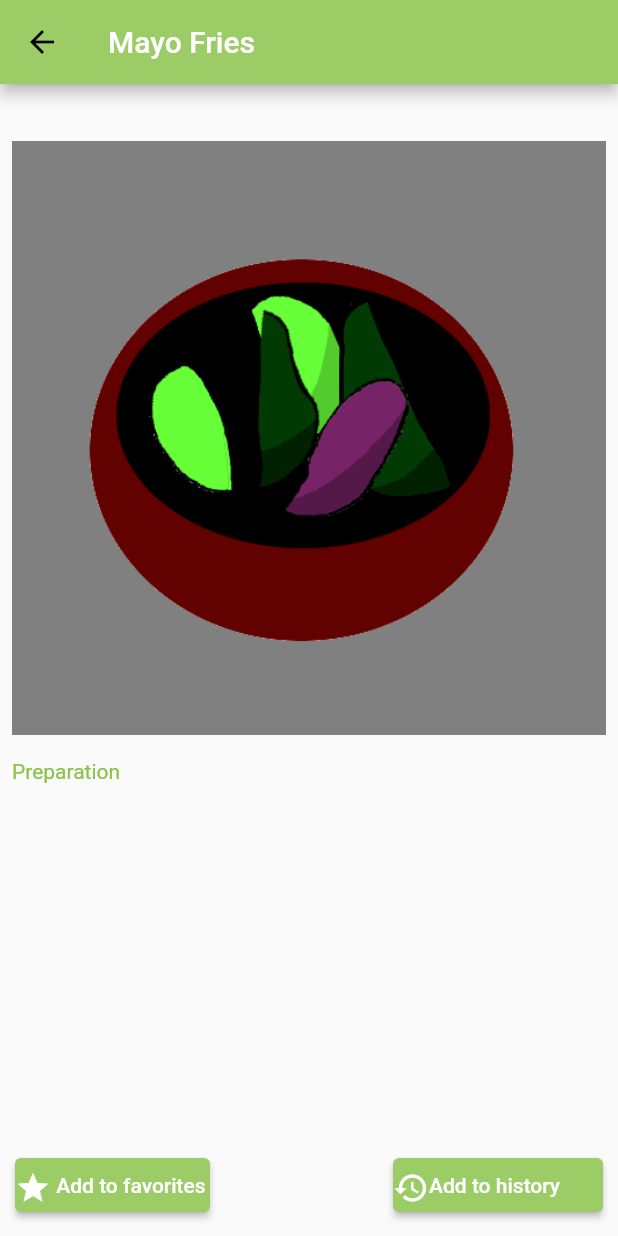
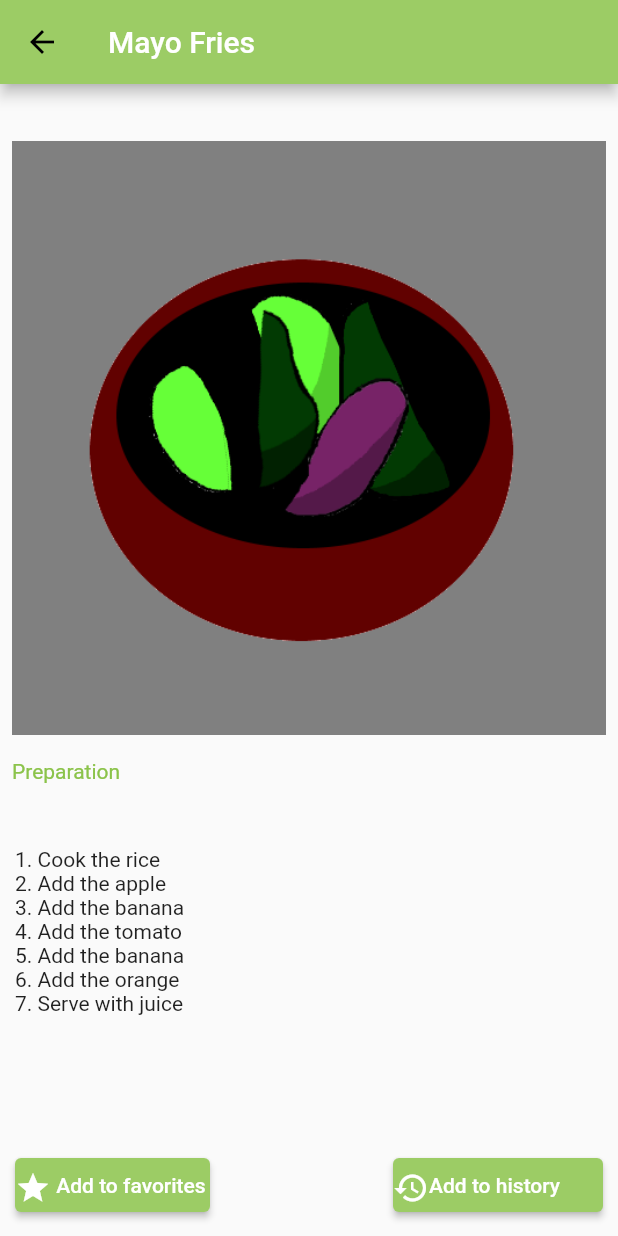
Before and after one commit to MouadhKh/helloFridge, a Flutter app: the SingleRecipePreparationLayout screen opened directly, on a phone screen of 412 x 824 dp. Run offline on Flutter 3.47's test engine with Material 2 defaults, Android fonts, the phone set to English and light mode, and no system bars; missing offline and left inert: sign_button.

Commit message:
add preparation implementation for hardcoded recipe

```diff
--- a/lib/single_recipe_preparation_layout.dart
+++ b/lib/single_recipe_preparation_layout.dart
@@ -30,8 +30,33 @@ class _SingleRecipePreparationLayoutState extends State<SingleRecipePreparationL
               padding: const EdgeInsets.all(8.0),
               child: Text("Preparation",style: TextStyle(color: Colors.lightGreen),)
             ),
-            Column(
+            Flexible(
+              child: Container(
+                alignment: Alignment.bottomCenter,
+                padding: const EdgeInsets.fromLTRB(10, 0, 10, 0),
+                child:CustomScrollView(
+                  shrinkWrap: true,
+                  slivers: <Widget>[
+                    SliverPadding(
+                      padding: const EdgeInsets.all(0),
+                      sliver: SliverList(
+                        delegate: SliverChildListDelegate(
+                          <Widget>[
+                            Text("1. Cook the rice"),
+                            Text("2. Add the apple"),
+                            Text("3. Add the banana"),
+                            Text("4. Add the tomato"),
+                            Text("5. Add the banana"),
+                            Text("6. Add the orange"),
+                            Text("7. Serve with juice"),
+                          ]
+                        )
+                      )
+                    )
+                  ]
+                ),
               ),
+            ),
             Flexible(
               child: Container(
                 alignment: Alignment.bottomCenter,
```
